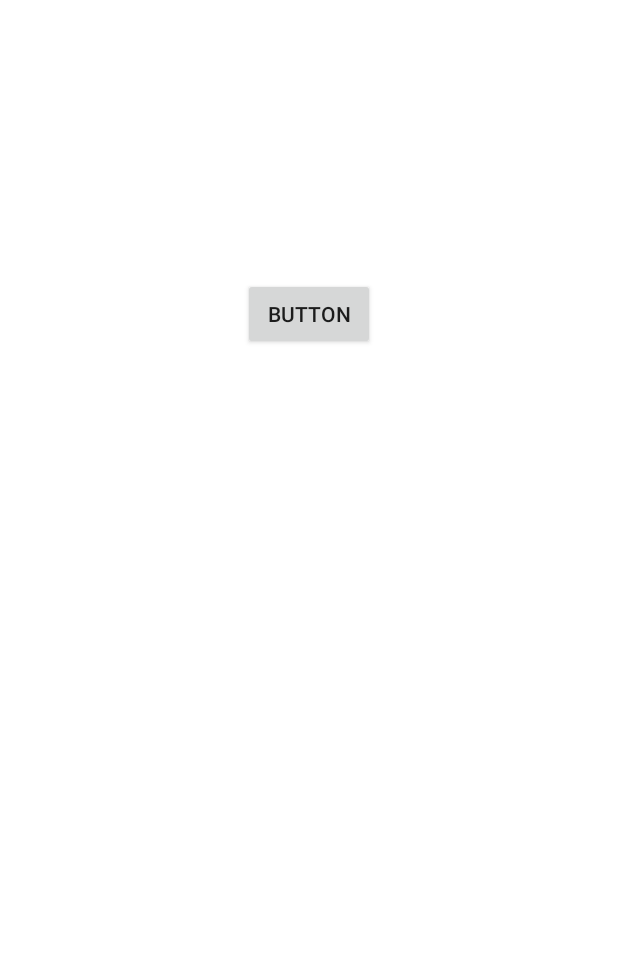
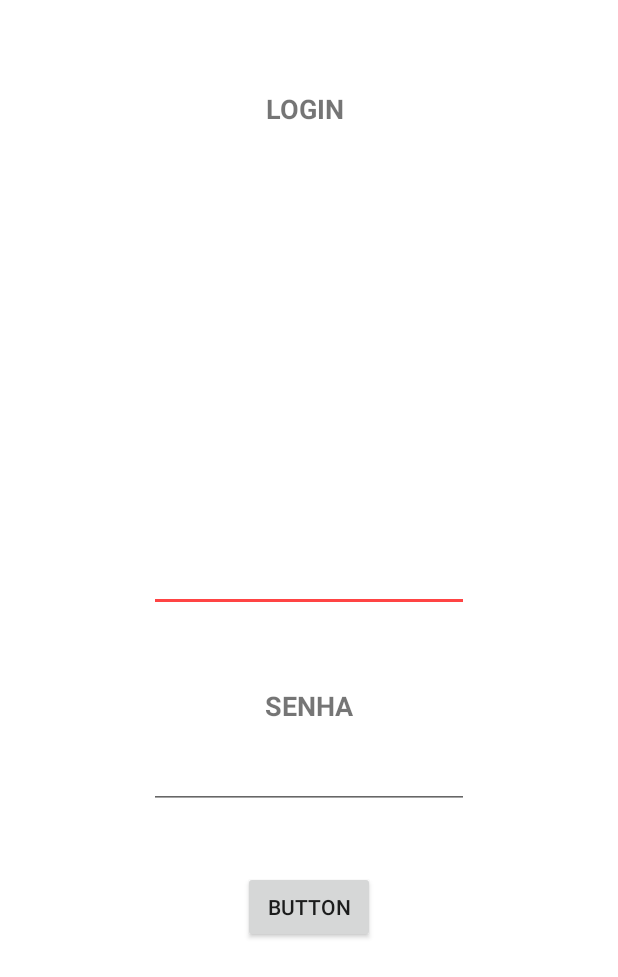
Before and after one commit to DoseDjalmadaDunhaJunior/Bugs-do-Android-Studio, an Android app: the layout adicionar.xml on its own in the app's theme, with its tools: preview values and no code run, on a phone screen of 412 x 824 dp. Shown: the top 977 px of the screen. Run offline under Robolectric (Android 15) with nearby library versions, the phone set to English and light mode, and no system bars.

Commit message:
duas barrinhas

```diff
--- a/app/src/main/res/layout/adicionar.xml
+++ b/app/src/main/res/layout/adicionar.xml
@@ -10,9 +10,62 @@
         android:id="@+id/button"
         android:layout_width="wrap_content"
         android:layout_height="wrap_content"
-        android:layout_marginTop="185dp"
+        android:layout_marginBottom="195dp"
         android:text="Button"
+        app:layout_constraintBottom_toBottomOf="parent"
+        app:layout_constraintEnd_toEndOf="@+id/senha"
+        app:layout_constraintStart_toStartOf="@+id/senha"
+        app:layout_constraintTop_toBottomOf="@+id/senha" />
+
+    <EditText
+        android:id="@+id/login"
+        android:layout_width="wrap_content"
+        android:layout_height="wrap_content"
+        android:layout_marginBottom="50dp"
+        android:ems="10"
+        android:inputType="textPersonName"
+        app:layout_constraintBottom_toTopOf="@+id/textView8"
+        app:layout_constraintEnd_toEndOf="@+id/senha"
+        app:layout_constraintStart_toStartOf="@+id/senha"
+        app:layout_constraintTop_toBottomOf="@+id/textView7" />
+
+    <EditText
+        android:id="@+id/senha"
+        android:layout_width="wrap_content"
+        android:layout_height="wrap_content"
+        android:layout_marginBottom="41dp"
+        android:ems="10"
+        android:inputType="textPassword"
+        app:layout_constraintBottom_toTopOf="@+id/button"
         app:layout_constraintEnd_toEndOf="parent"
         app:layout_constraintStart_toStartOf="parent"
+        app:layout_constraintTop_toBottomOf="@+id/textView8" />
+
+    <TextView
+        android:id="@+id/textView7"
+        android:layout_width="57dp"
+        android:layout_height="0dp"
+        android:layout_marginTop="60dp"
+        android:layout_marginBottom="15dp"
+        android:text="login"
+        android:textAllCaps="true"
+        android:textSize="18sp"
+        android:textStyle="bold"
+        app:layout_constraintBottom_toTopOf="@+id/login"
+        app:layout_constraintEnd_toEndOf="@+id/login"
+        app:layout_constraintStart_toStartOf="@+id/login"
         app:layout_constraintTop_toTopOf="parent" />
+
+    <TextView
+        android:id="@+id/textView8"
+        android:layout_width="wrap_content"
+        android:layout_height="wrap_content"
+        android:layout_marginBottom="11dp"
+        android:text="SENHA"
+        android:textSize="18sp"
+        android:textStyle="bold"
+        app:layout_constraintBottom_toTopOf="@+id/senha"
+        app:layout_constraintEnd_toEndOf="@+id/senha"
+        app:layout_constraintStart_toStartOf="@+id/senha"
+        app:layout_constraintTop_toBottomOf="@+id/login" />
 </android.support.constraint.ConstraintLayout>
```
